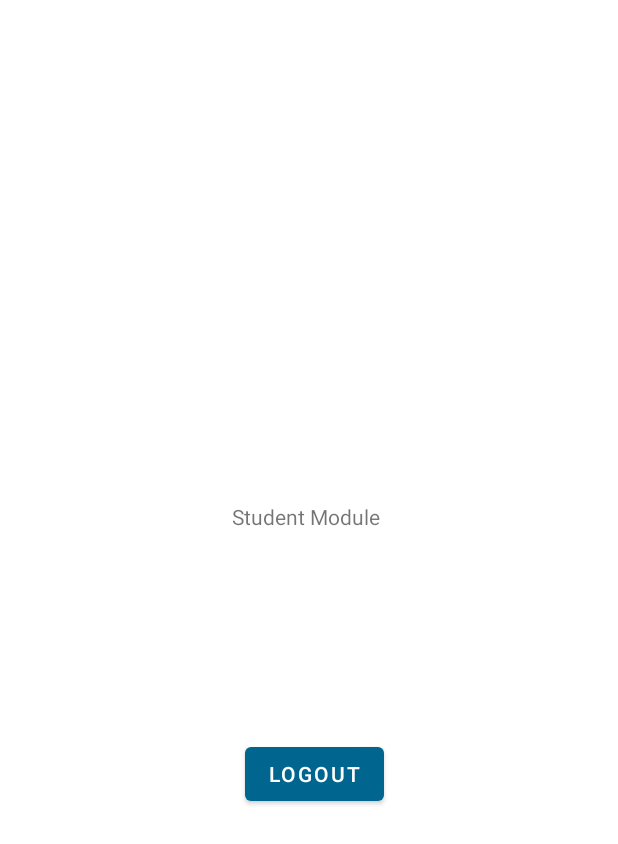
After one commit to mikemark-777/Espasyo-Mobile-Application, an Android app: the SampleStudentDashboard screen opened directly, with no data from a screen before it, on a phone screen of 412 x 824 dp. The commit adds this screen. Shown: the top 844 px of the screen. Run offline under Robolectric (Android 15) with nearby library versions, the phone set to English and light mode, and no system bars; our stand-ins replace Firebase (no records; nobody signed in at launch, a user with empty details on screens opened directly).

Commit message:
refactor code for signup

```diff
--- a/app/src/main/AndroidManifest.xml
+++ b/app/src/main/AndroidManifest.xml
@@ -10,6 +10,12 @@
         android:supportsRtl="true"
         android:theme="@style/Theme.Espasyo">
         <activity
+            android:name=".landlord.SampleLandlordDashboard"
+            android:exported="true" />
+        <activity
+            android:name=".student.SampleStudentDashboard"
+            android:exported="true" />
+        <activity
             android:name=".MainActivity"
             android:exported="true">
             <intent-filter>
--- a/app/src/main/java/com/capstone/espasyo/auth/viewmodels/AuthViewModel.java
+++ b/app/src/main/java/com/capstone/espasyo/auth/viewmodels/AuthViewModel.java
@@ -1,6 +1,7 @@
 package com.capstone.espasyo.auth.viewmodels;
 
 import android.app.Application;
+import android.widget.Toast;
 
 import androidx.annotation.NonNull;
 import androidx.lifecycle.AndroidViewModel;
--- /dev/null
+++ b/app/src/main/java/com/capstone/espasyo/student/SampleStudentDashboard.java
@@ -0,0 +1,50 @@
+package com.capstone.espasyo.student;
+
+import androidx.appcompat.app.AppCompatActivity;
+import androidx.lifecycle.Observer;
+import androidx.lifecycle.ViewModelProvider;
+
+import android.content.Intent;
+import android.os.Bundle;
+import android.view.View;
+import android.widget.Button;
+
+import com.capstone.espasyo.MainActivity;
+import com.capstone.espasyo.R;
+import com.capstone.espasyo.auth.viewmodels.AuthViewModel;
+
+public class SampleStudentDashboard extends AppCompatActivity {
+
+    /* Just a sample student dashboard for testing if the user logged in is student*/
+
+    private Button btnLogout;
+    private AuthViewModel viewModel;
+
+    @Override
+    protected void onCreate(Bundle savedInstanceState) {
+        super.onCreate(savedInstanceState);
+        setContentView(R.layout.activity_sample_student_dashboard);
+
+        btnLogout = findViewById(R.id.btnLogoutFromStudent);
+
+        viewModel = new ViewModelProvider(this).get(AuthViewModel.class);
+
+        viewModel.getLoggedStatus().observe(this, new Observer<Boolean>() {
+            @Override
+            public void onChanged(Boolean aBoolean) {
+                if(aBoolean) {
+                    Intent intent = new Intent(getApplicationContext(), MainActivity.class);
+                    startActivity(intent);
+                }
+            }
+        });
+
+        btnLogout.setOnClickListener(new View.OnClickListener() {
+            @Override
+            public void onClick(View v) {
+                viewModel.signOut();
+                finish();
+            }
+        });
+    }
+}
--- /dev/null
+++ b/app/src/main/res/layout/activity_sample_student_dashboard.xml
@@ -0,0 +1,33 @@
+<?xml version="1.0" encoding="utf-8"?>
+<androidx.constraintlayout.widget.ConstraintLayout xmlns:android="http://schemas.android.com/apk/res/android"
+    xmlns:app="http://schemas.android.com/apk/res-auto"
+    xmlns:tools="http://schemas.android.com/tools"
+    android:layout_width="match_parent"
+    android:layout_height="match_parent"
+    tools:context=".student.SampleStudentDashboard">
+
+    <TextView
+        android:id="@+id/textView2"
+        android:layout_width="102dp"
+        android:layout_height="103dp"
+        android:text="Student Module"
+        app:layout_constraintBottom_toBottomOf="parent"
+        app:layout_constraintEnd_toEndOf="parent"
+        app:layout_constraintHorizontal_bias="0.498"
+        app:layout_constraintStart_toStartOf="parent"
+        app:layout_constraintTop_toTopOf="parent"
+        app:layout_constraintVertical_bias="0.464" />
+
+    <Button
+        android:id="@+id/btnLogoutFromStudent"
+        android:layout_width="wrap_content"
+        android:layout_height="wrap_content"
+        android:text="Logout"
+        app:layout_constraintBottom_toBottomOf="parent"
+        app:layout_constraintEnd_toEndOf="parent"
+        app:layout_constraintHorizontal_bias="0.511"
+        app:layout_constraintStart_toStartOf="parent"
+        app:layout_constraintTop_toBottomOf="@+id/textView2"
+        app:layout_constraintVertical_bias="0.159" />
+
+</androidx.constraintlayout.widget.ConstraintLayout>
```
Also changed, not shown: app/src/main/java/com/capstone/espasyo/auth/repository/AuthenticationRepository.java (+25 -16 lines), app/src/main/java/com/capstone/espasyo/auth/views/LoginFragment.java (+21 -16 lines), app/src/main/java/com/capstone/espasyo/auth/views/SignUpFragment.java (+18 -6 lines), app/src/main/java/com/capstone/espasyo/landlord/SampleLandlordDashboard.java (added, +50 -0 lines), app/src/main/res/drawable/custom_input.xml (deleted, +0 -18 lines), app/src/main/res/drawable/login_progress_dialog_round.xml (deleted, +0 -8 lines), app/src/main/res/layout/activity_sample_landlord_dashboard.xml (added, +33 -0 lines), app/src/main/res/layout/login_progress_dialog.xml (deleted, +0 -28 lines), app/src/main/res/navigation/nav_graph.xml (+5 -2 lines), app/src/main/res/values/strings.xml (indentation only).
